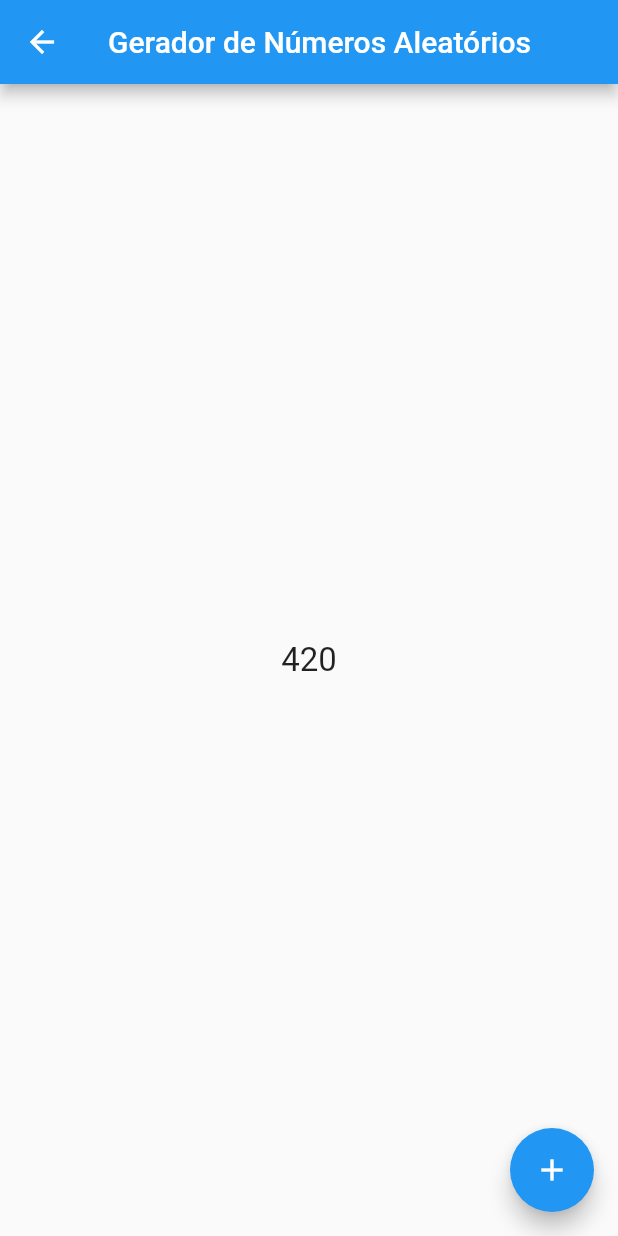
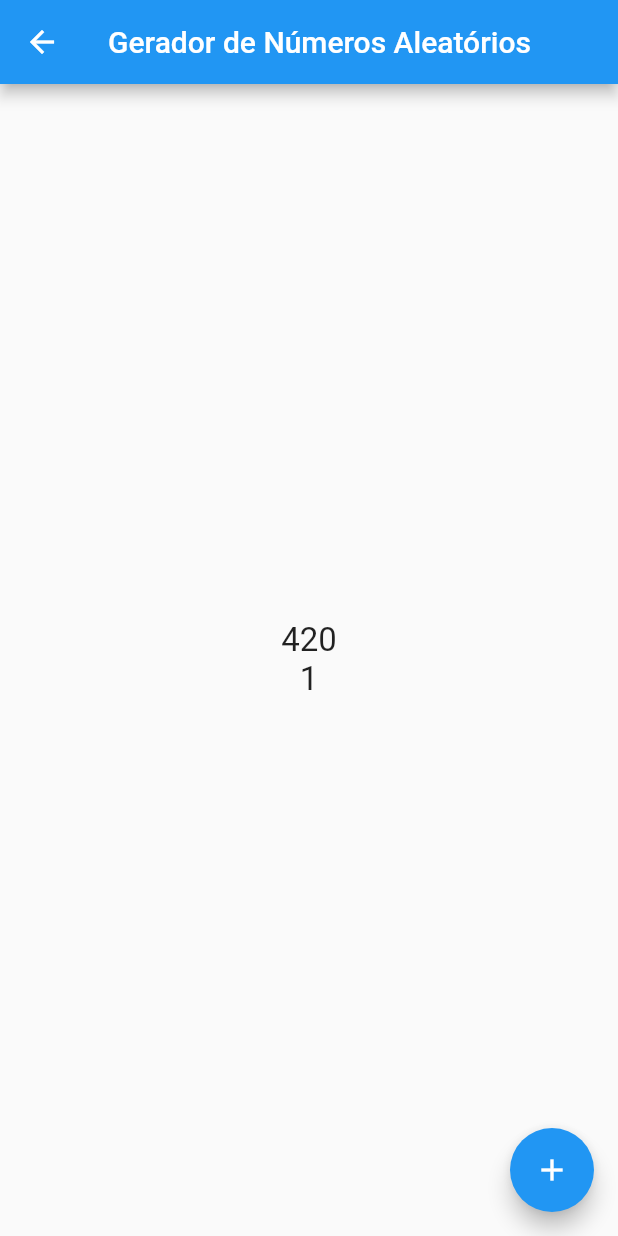
Before and after one commit to marcoamolinaro/FormacaoFlutterSpecialistDIO, a Flutter app: the NumerosAleatoriosPage screen opened directly, after a tap on the "add" icon, on a phone screen of 412 x 824 dp. Run offline on Flutter 3.47's test engine with Material 2 defaults, Android fonts, the phone set to English and light mode, and no system bars; our stand-ins replace cloud_firestore, firebase_analytics, firebase_core, firebase_crashlytics, firebase_messaging, firebase_remote_config and 3 more; missing offline and left inert: dart:ffi; accounts and stored records are empty; generated files the repository leaves out were written again; network calls fail.

```diff
--- a/trilhaapp/lib/pages/numeros_aleatorios_page.dart
+++ b/trilhaapp/lib/pages/numeros_aleatorios_page.dart
@@ -11,7 +11,27 @@ class NumerosAleatoriosPage extends StatefulWidget {
 }
 
 class _NumerosAleatoriosPageState extends State<NumerosAleatoriosPage> {
-  int numeroGerado = 0;
+  int? numeroGerado = 0;
+  int? quantidadeCliques = 0;
+  late SharedPreferences storage;
+
+  final CHAVE_NUEMERO_ALEATORIO = "numero_aleatorio";
+  final CHAVE_QUANTIDADE_CLIQUES = "quantidade_cliques";
+
+  @override
+  void initState() {
+    super.initState();
+    carregarDados();
+  }
+
+  void carregarDados() async {
+    storage = await SharedPreferences.getInstance();
+    setState(() {
+      numeroGerado = storage.getInt(CHAVE_NUEMERO_ALEATORIO);
+      quantidadeCliques = storage.getInt(CHAVE_QUANTIDADE_CLIQUES);
+    });
+  }
+
   @override
   Widget build(BuildContext context) {
     return SafeArea(
@@ -25,7 +45,15 @@ class _NumerosAleatoriosPageState extends State<NumerosAleatoriosPage> {
             mainAxisAlignment: MainAxisAlignment.center,
             children: [
               Text(
-                numeroGerado.toString(),
+                numeroGerado == null
+                    ? "Nenhum número gerado"
+                    : numeroGerado.toString(),
+                style: const TextStyle(fontSize: 22),
+              ),
+              Text(
+                quantidadeCliques == null
+                    ? "Nenhum clique efetuado"
+                    : quantidadeCliques.toString(),
                 style: const TextStyle(fontSize: 22),
               ),
             ],
@@ -34,15 +62,13 @@ class _NumerosAleatoriosPageState extends State<NumerosAleatoriosPage> {
         floatingActionButton: FloatingActionButton(
           child: const Icon(Icons.add),
           onPressed: () async {
-            final storage = await SharedPreferences.getInstance();
             var random = Random();
             setState(() {
               numeroGerado = random.nextInt(1000);
+              quantidadeCliques = (quantidadeCliques ?? 0) + 1;
             });
-            storage.setInt("numero_aleatorio", numeroGerado);
-
-            var numero = storage.getInt("numero_aleatorio");
-            debugPrint("Numero $numero");
+            storage.setInt(CHAVE_NUEMERO_ALEATORIO, numeroGerado!);
+            storage.setInt(CHAVE_QUANTIDADE_CLIQUES, quantidadeCliques!);
           },
         ),
       ),
```
Also changed, not shown: 1 other file.
